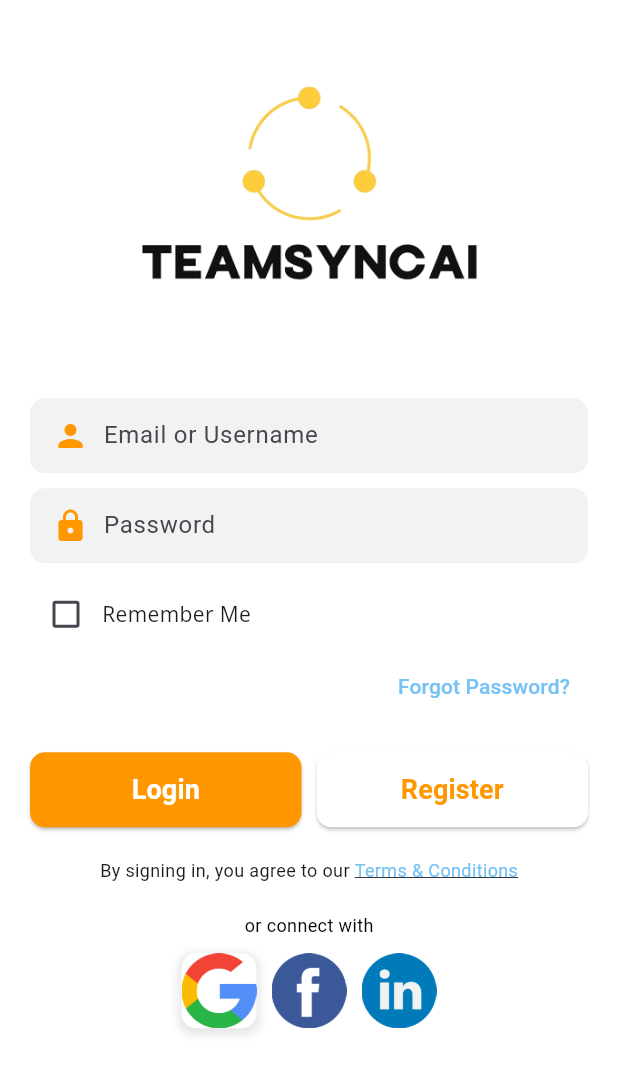
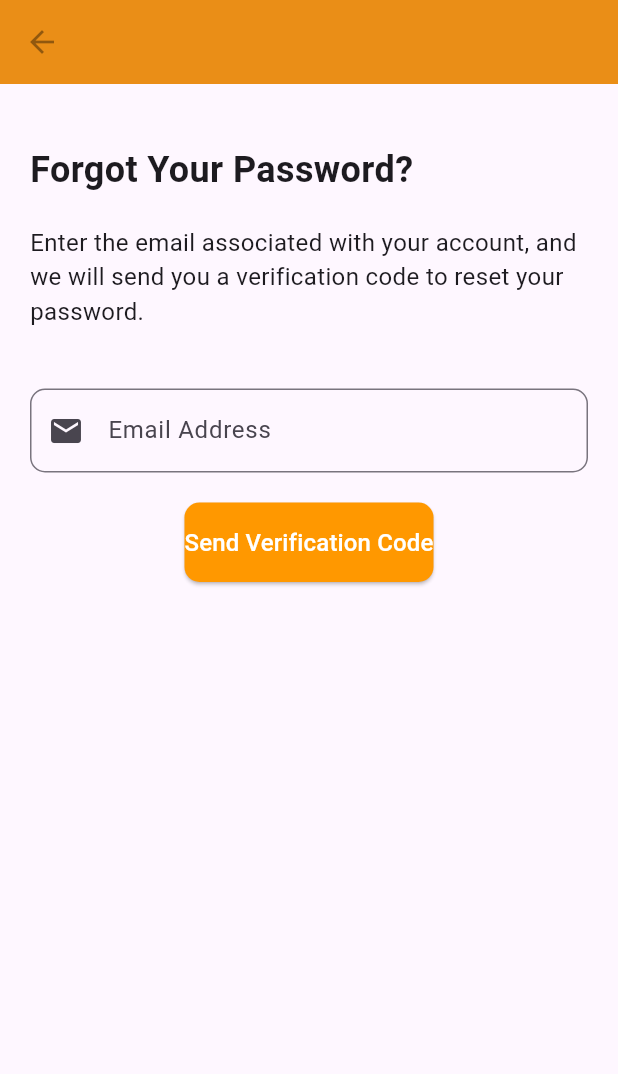
Before and after one commit to TeamSyncAi/Front, a Flutter app: the screen it shows after launch, after a tap on "Forgot Password?", on a phone screen of 412 x 824 dp. Shown: the top 1074 px of the screen. Run offline on Flutter 3.47's test engine with Material 3 defaults, Android fonts, the phone set to English and light mode, and no system bars; our stand-ins replace google_fonts, google_sign_in, image_picker, shared_preferences; network calls fail; Roboto replaces fonts that are missing (Arial, Montserrat).

Commit message:
phonenumber

```diff
--- /dev/null
+++ b/lib/screens/ForgetPasswordPage.dart
@@ -0,0 +1,93 @@
+import 'package:flutter/material.dart';
+
+class ForgetPasswordPage extends StatefulWidget {
+  @override
+  _ForgetPasswordPageState createState() => _ForgetPasswordPageState();
+}
+
+class _ForgetPasswordPageState extends State<ForgetPasswordPage> {
+  final _formKey = GlobalKey<FormState>();
+  String _email = '';
+
+  @override
+  Widget build(BuildContext context) {
+    return Scaffold(
+      appBar: AppBar(
+
+        backgroundColor: Colors.orange,
+        elevation: 15,
+        iconTheme: IconThemeData(color: Colors.black38),
+      ),
+      body: SingleChildScrollView(
+        child: Container(
+          padding: EdgeInsets.all(20.0),
+          child: Column(
+            crossAxisAlignment: CrossAxisAlignment.start,
+            children: <Widget>[
+              SizedBox(height: 20.0),
+              Text(
+                'Forgot Your Password?',
+                style: TextStyle(
+                  fontSize: 24.0,
+                  fontWeight: FontWeight.bold,
+                ),
+              ),
+              SizedBox(height: 20.0),
+              Text(
+                'Enter the email associated with your account, and we will send you a verification code to reset your password.',
+                style: TextStyle(fontSize: 16.0),
+              ),
+              SizedBox(height: 40.0),
+              Form(
+                key: _formKey,
+                child: Column(
+                  children: <Widget>[
+                    TextFormField(
+                      keyboardType: TextInputType.emailAddress,
+                      decoration: InputDecoration(
+                        labelText: 'Email Address',
+                        hintText: 'Enter your email',
+                        border: OutlineInputBorder(
+                          borderRadius: BorderRadius.circular(10.0),
+                        ),
+                        prefixIcon: Icon(Icons.email),
+                      ),
+                      validator: (value) {
+                        if (value!.isEmpty) {
+                          return 'Please enter your email address.';
+                        }
+                        return null;
+                      },
+                      onSaved: (value) => setState(() => _email = value!),
+                    ),
+                    SizedBox(height: 20.0),
+                    ElevatedButton(
+                      onPressed: () {
+                        if (_formKey.currentState!.validate()) {
+                          _formKey.currentState!.save();
+                          // Handle sending reset password email with _email
+                          //  (Implement logic to send email using your backend)
+                        }
+                      },
+                      child: Text(
+                        'Send Verification Code',
+                        style: TextStyle(fontSize: 16.0),
+                      ),
+                      style: ElevatedButton.styleFrom(
+                        foregroundColor: Colors.white, backgroundColor: Colors.orange,
+                        padding: EdgeInsets.symmetric(vertical: 15.0),
+                        shape: RoundedRectangleBorder(
+                          borderRadius: BorderRadius.circular(10.0),
+                        ),
+                      ),
+                    ),
+                  ],
+                ),
+              ),
+            ],
+          ),
+        ),
+      ),
+    );
+  }
+}
--- a/lib/screens/login_screen.dart
+++ b/lib/screens/login_screen.dart
@@ -1,5 +1,6 @@
 import 'package:flutter/material.dart';
 import 'package:google_fonts/google_fonts.dart';
+import 'package:teamsyncai/screens/ForgetPasswordPage.dart';
 import 'package:teamsyncai/screens/home.dart';
 import 'register.dart';
 import 'package:teamsyncai/providers/userprovider.dart';
@@ -87,7 +88,13 @@ class _SignInPageState extends State<SignInPage>
                       Align(
                         alignment: Alignment.centerRight,
                         child: TextButton(
-                          onPressed: () {},
+                          onPressed: () {
+
+                            Navigator.push(
+                              context,
+                              MaterialPageRoute(builder: (context) => ForgetPasswordPage()),
+                            );
+                          },
                           child: Text(
                             "Forgot Password?",
                             style: TextStyle(
@@ -114,7 +121,7 @@ class _SignInPageState extends State<SignInPage>
                         ],
                       ),
                       const SizedBox(height: 20),
-                     // Terms and conditions
+
                       Row(
                         mainAxisAlignment: MainAxisAlignment.center,
                         children: <Widget>[
--- a/lib/screens/register.dart
+++ b/lib/screens/register.dart
@@ -41,6 +41,7 @@ class register  extends State<registerPage>{
     ),
   );
 }
+
 
   Widget _buildSocialLoginButtons() {
     return Row(
@@ -129,7 +130,10 @@ class register  extends State<registerPage>{
               const SizedBox(height: 10.0),
               _buildTextField('Email Address', Icons.email, false),
               const SizedBox(height: 10.0),
+              _buildTextField('Phone Number', Icons.phone, false),
+const SizedBox(height: 10.0),
 _buildTextField('Password', Icons.lock, true),
+
               const SizedBox(height: 10.0),
               _buildTextField('Confirm Password', Icons.lock, true),
               const SizedBox(height: 10.0),
```
Lines whose indentation alone changed are shown as unchanged.
